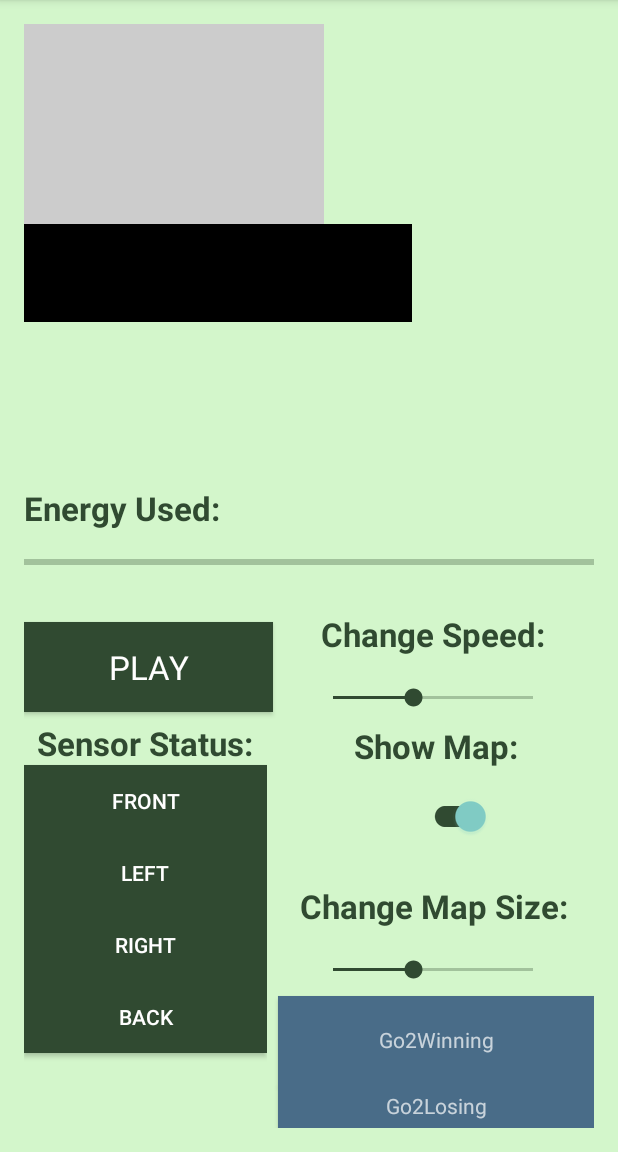
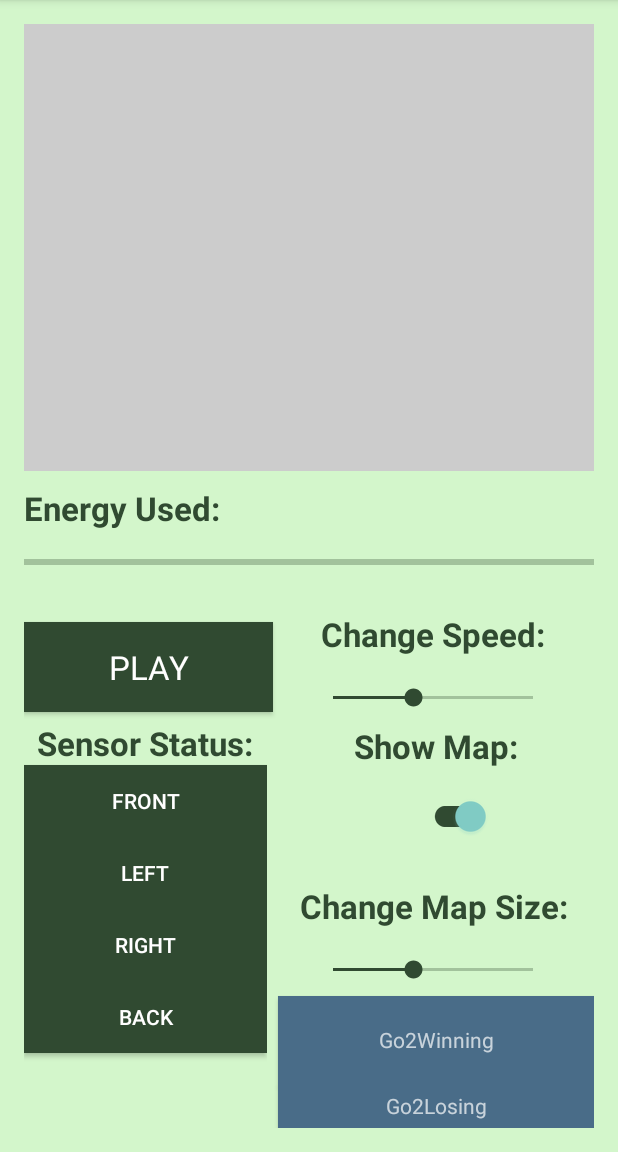
Before and after one commit to cmhwang/Android_Maze, an Android app built with Jetpack Compose: the PlayAnimationActivity screen opened directly, with no data from a screen before it, after a tap on "PAUSE", on a phone screen of 412 x 824 dp, the part 84-1236 px from its top. Run offline under Robolectric (Android 15) with nearby library versions, the phone set to English and light mode, and no system bars.

Commit message:
added initial implementation of custom view screens

```diff
--- a/src/main/java/edu/wm/cs/cs301/cheyennehwang/gui/GeneratingActivity.java
+++ b/src/main/java/edu/wm/cs/cs301/cheyennehwang/gui/GeneratingActivity.java
@@ -78,7 +78,7 @@ public class GeneratingActivity extends AppCompatActivity {
         new Thread(new Runnable() {
             public void run() {
                 while (loadProgress < 100) {
-                    loadProgress += 5;
+                    loadProgress += 10;
                     handler.post(new Runnable() {
                         public void run() {
                             mazeProgress.setProgress(loadProgress);
--- a/src/main/java/edu/wm/cs/cs301/cheyennehwang/gui/MazePanel.java
+++ b/src/main/java/edu/wm/cs/cs301/cheyennehwang/gui/MazePanel.java
@@ -32,11 +32,6 @@ public class MazePanel extends View {
         mazeCanvas = new Canvas();
         mazePaint = new Paint();
 
-        mazePaint.setColor(Color.BLACK);
-        mazeCanvas.drawRect(0, 200, 388, 298, mazePaint);
-
-        mazePaint.setColor(Color.LTGRAY);
-        mazeCanvas.drawRect(0, 0, 300, 200, mazePaint);
 
     }
 
@@ -44,10 +39,10 @@ public class MazePanel extends View {
         super.onDraw(mazeCanvas);
 
         mazePaint.setColor(Color.BLACK);
-        mazeCanvas.drawRect(0, 200, 388, 298, mazePaint);
+        mazeCanvas.drawRect(0, 500, 1000, 1000, mazePaint);
 
         mazePaint.setColor(Color.LTGRAY);
-        mazeCanvas.drawRect(0, 0, 300, 200, mazePaint);
+        mazeCanvas.drawRect(0, 0, 1000, 500, mazePaint);
     }
 
 }
--- a/src/main/res/values/attrs.xml
+++ /dev/null
@@ -1,6 +0,0 @@
-<?xml version="1.0" encoding="utf-8"?>
-<resources>
-    <declare-styleable name="MazePanel">
-        <attr name="manualMode" format="boolean" />
-    </declare-styleable>
-</resources>
```
